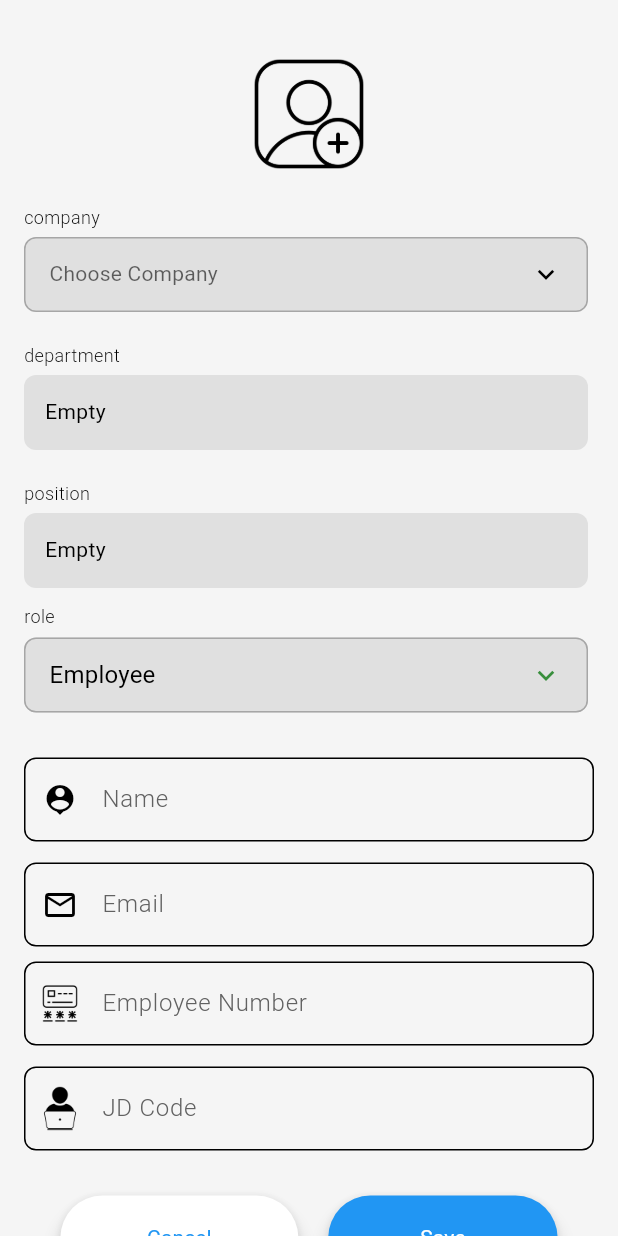
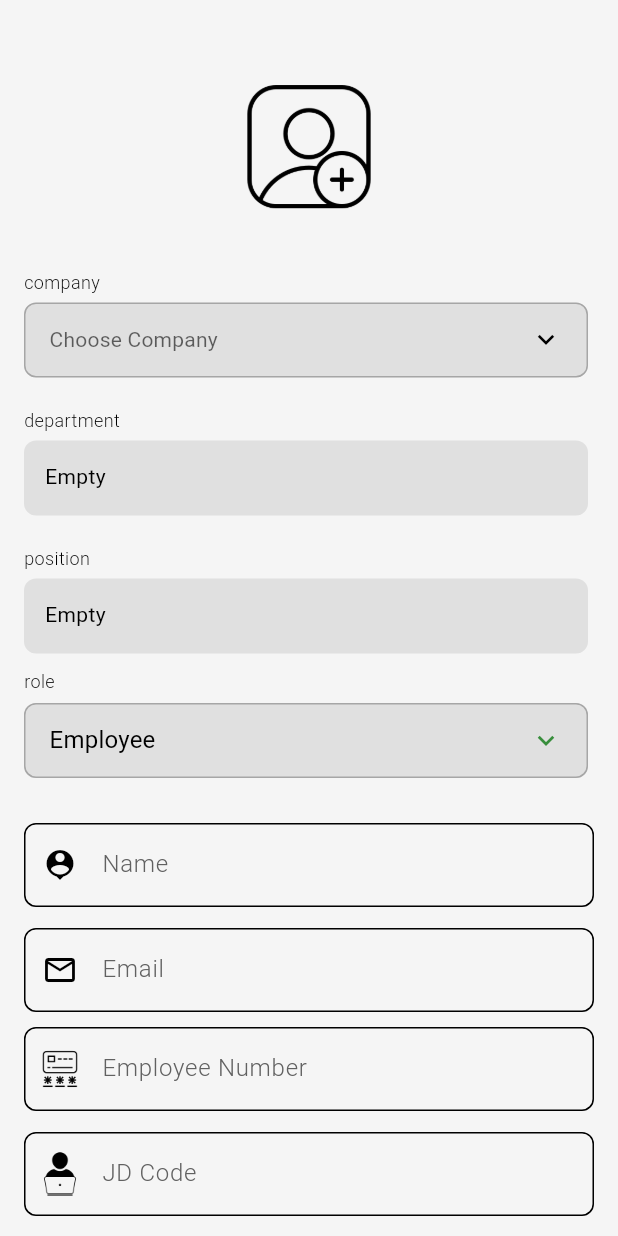
Before and after one commit to AsiaBrightway/UMCCC-Directory, a Flutter app: the AddEmployeePage screen opened directly, after a tap on "OK", on a phone screen of 412 x 824 dp. Run offline on Flutter 3.47's test engine with Material 3 defaults, Android fonts, the phone set to English and light mode, and no system bars; drawn by our look-alikes of dropdown_button2; our stand-ins replace dio, flutter_image_compress, image_picker, retrofit, rxdart, shared_preferences and 1 more; accounts and stored records are empty; generated files the repository leaves out were written again; network calls fail.

Commit message:
adjust ui

```diff
--- a/lib/ui/fragment/graduate_fragment.dart
+++ b/lib/ui/fragment/graduate_fragment.dart
@@ -68,7 +68,7 @@ class _GraduateFragmentState extends State<GraduateFragment> {
     addRequest.id = 0;
     addRequest.employeeId = widget.userId;
     _model.addGraduate(_token, request).then((onValue){
-      showScaffoldMessage(context, onValue?.message ?? "Successfully added");
+      showSuccessScaffold(context, onValue?.message ?? "Successfully added");
       _onRefresh();
     }).catchError((onError){
       showErrorDialog(context, onError.toString());
@@ -77,7 +77,7 @@ class _GraduateFragmentState extends State<GraduateFragment> {
 
   void _onUpdate(AddGraduateRequest updatedRequest){
     _model.updateGraduate(_token, updatedRequest.id!, updatedRequest).then((onValue){
-      showScaffoldMessage(context, onValue?.message ?? "Successfully added");
+      showSuccessScaffold(context, onValue?.message ?? "Successfully added");
       _onRefresh();
     }).catchError((onError){
       showErrorDialog(context, onError.toString());
--- a/lib/ui/fragment/language_fragment.dart
+++ b/lib/ui/fragment/language_fragment.dart
@@ -35,7 +35,7 @@ class _LanguageFragmentState extends State<LanguageFragment> {
     language.id = 0;
     language.employeeId = widget.userId;
     _model.addLanguage(_token, language).then((onValue){
-      showScaffoldMessage(context, onValue?.message ?? "Successfully Added");
+      showSuccessScaffold(context, onValue?.message ?? "Successfully Added");
       _onRefresh();
     }).catchError((onError){
       showErrorDialog(context, onError.toString());
@@ -92,7 +92,7 @@ class _LanguageFragmentState extends State<LanguageFragment> {
 
   void _onUpdate(AddLanguageRequest updatedLanguage){
     _model.updateLanguage(_token,updatedLanguage.id!, updatedLanguage).then((onValue){
-      showScaffoldMessage(context, onValue?.message ?? "Language Update is successful");
+      showSuccessScaffold(context, onValue?.message ?? "Language Update is successful");
       _onRefresh();
     }).catchError((onError){
       showErrorDialog(context, onError.toString());
--- a/lib/ui/fragment/school_fragment.dart
+++ b/lib/ui/fragment/school_fragment.dart
@@ -55,7 +55,7 @@ class _SchoolFragmentState extends State<SchoolFragment> {
     addRequest.employeeId = widget.userId;
     _model.addSchool(_token, addRequest).then((onValue){
       _onRefresh();
-      showScaffoldMessage(context, onValue?.message ?? "Successfully added");
+      showSuccessScaffold(context, onValue?.message ?? "Successfully added");
     }).catchError((onError){
       showErrorDialog(context, onError.toString());
     });
@@ -64,7 +64,7 @@ class _SchoolFragmentState extends State<SchoolFragment> {
   void _onUpdate(AddSchoolRequest updatedSchool){
     _model.updateSchool(_token, updatedSchool.id!, updatedSchool).then((onValue){
       _onRefresh();
-      showScaffoldMessage(context, onValue?.message ?? "Successfully updated");
+      showSuccessScaffold(context, onValue?.message ?? "Successfully updated");
     }).catchError((onError){
       showErrorDialog(context, onError.toString());
     });
--- a/lib/ui/fragment/training_fragment.dart
+++ b/lib/ui/fragment/training_fragment.dart
@@ -65,7 +65,7 @@ class _TrainingFragmentState extends State<TrainingFragment> {
 
   void _onUpdate(AddTrainingRequest updatedTraining){
     _model.updateTraining(_token, updatedTraining.id!, updatedTraining).then((onValue){
-      showScaffoldMessage(context, onValue?.message ?? 'Update');
+      showSuccessScaffold(context, onValue?.message ?? 'Update');
       _onRefresh();
     }).catchError((onError){
       showErrorDialog(context, onError.toString());
@@ -109,7 +109,7 @@ class _TrainingFragmentState extends State<TrainingFragment> {
     request.employeeId = widget.userId;
     _model.addTraining(_token, request).then((onValue){
       _onRefresh();
-      showScaffoldMessage(context, onValue?.message ?? "Successful");
+      showSuccessScaffold(context, onValue?.message ?? "Successful");
     }).catchError((onError){
       showErrorDialog(context, onError.toString());
     });
--- a/lib/ui/pages/add_employee_page.dart
+++ b/lib/ui/pages/add_employee_page.dart
@@ -46,6 +46,7 @@ class _AddEmployeePageState extends State<AddEmployeePage> {
   String? _selectedCompany;
   String? _selectedPosition;
   String? _emailErrorText;
+  String? _nameErrorText;
   String companyName = 'Loading..';
   String departmentName = 'Loading..';
   String positionName = 'Loading..';
@@ -229,15 +230,15 @@ class _AddEmployeePageState extends State<AddEmployeePage> {
                                   borderRadius: BorderRadius.circular(16),
                                   child: Image.network(
                                     imageUrlForProfile,
-                                    width: 90,
-                                    height: 96,
+                                    width: MediaQuery.of(context).size.width * 0.22,
+                                    height: MediaQuery.of(context).size.height * 0.15,
                                     fit: BoxFit.cover,
                                     errorBuilder: (context, error, stackTrace) {
                                       return Image.asset(
                                         'lib/icons/add_photo.png',
-                                        width: 80,
-                                        height: 80,
-                                        fit: BoxFit.cover,
+                                        width: MediaQuery.of(context).size.width * 0.22,
+                                        height: MediaQuery.of(context).size.height * 0.15,
+                                        fit: BoxFit.contain,
                                         color: Theme.of(context)
                                             .colorScheme
                                             .onSurface,
@@ -260,11 +261,16 @@ class _AddEmployeePageState extends State<AddEmployeePage> {
                                   borderRadius: BorderRadius.circular(16),
                                   child: Image.file(
                                     _image!,
-                                    width: 90,
-                                    height: 90,
+                                    width: MediaQuery.of(context).size.width * 0.22,
+                                    height: MediaQuery.of(context).size.height * 0.15,
                                     fit: BoxFit.cover,
                                     errorBuilder: (BuildContext context, Object error, StackTrace? stackTrace) {
-                                      return const Center(child: SizedBox(height: 90,width: 90,child: CircularProgressIndicator(color: Colors.blue)));
+                                      return const Center(
+                                          child: SizedBox(
+                                              height: 90,
+                                              width: 90,
+                                              child: CircularProgressIndicator(color: Colors.blue))
+                                      );
                                     },
                                   )))
                   ),
@@ -280,6 +286,7 @@ class _AddEmployeePageState extends State<AddEmployeePage> {
                   decoration: InputDecoration(
                     floatingLabelStyle: const TextStyle(color: Colors.blue),
                     prefixIcon: const Icon(Icons.person_pin),
+                    errorText: _nameErrorText,
                     labelStyle: TextStyle(color: Colors.grey[700],fontFamily:'Roboto',fontWeight: FontWeight.w300),
                     labelText: 'Name',
                     border: OutlineInputBorder(
@@ -772,21 +779,34 @@ class _AddEmployeePageState extends State<AddEmployeePage> {
 
   bool validateInput() {
     if(widget.isAdd){
-      if(_emailController.text.toString().isEmpty){
+      if(_emailController.text.toString().isEmpty ){
         setState(() {
           _emailErrorText = "Email is required";
         });
         return false;
-      }else{
+      }else if(!RegExp(r'^[^@]+@[^@]+\.[^@]+').hasMatch(_emailController.text.toString())){
+        setState(() {
+          _emailErrorText = "Email format is invalid";
+        });
+        return false;
+      }
+        else {
         setState(() {
           _emailErrorText = null;
         });
       }
     }
     if(_userNameController.text.isEmpty){
-      showErrorDialog(context, 'Name is required');
+      setState(() {
+        _nameErrorText = "Name is require";
+      });
       return false;
+    }else{
+      setState(() {
+        _emailErrorText = null;
+      });
     }
+
     if(companyId == 0){
       showErrorDialog(context, 'Check your company');
       return false;
--- a/lib/ui/pages/education_page.dart
+++ b/lib/ui/pages/education_page.dart
@@ -42,9 +42,10 @@ class _EducationPageState extends State<EducationPage> with SingleTickerProvider
           labelColor: Colors.white,
           tabs: const [
             Tab(text: 'School'),
+
             Tab(text: 'Graduate'),
             Tab(text: 'Training'),
-            Tab(text: 'Language',)
+            Tab(text: 'Language')
           ],
         ),
       ),
--- a/lib/ui/pages/home_page.dart
+++ b/lib/ui/pages/home_page.dart
@@ -169,7 +169,8 @@ class _HomePageState extends State<HomePage> {
                   )
               ),
               const SizedBox(width: 16,),
-              Column(
+              Flexible(
+                child: Column(
                   mainAxisAlignment: MainAxisAlignment.center,
                   crossAxisAlignment: CrossAxisAlignment.start,
                   children: [
@@ -180,6 +181,7 @@ class _HomePageState extends State<HomePage> {
                     const SizedBox(height: 10),
                     Text(companies.address!)
                   ],
+                ),
               )
             ],
           ),
--- a/lib/ui/pages/search_page.dart
+++ b/lib/ui/pages/search_page.dart
@@ -178,7 +178,7 @@ class _SearchPageState extends State<SearchPage> {
                   )),
                   const SizedBox(height: 8),
                   Text(
-                      employee.companyName!,
+                      employee.companyName ?? "empty company",
                       style: const TextStyle(
                           fontFamily: 'Ubuntu',
                           fontWeight: FontWeight.w300
@@ -186,7 +186,7 @@ class _SearchPageState extends State<SearchPage> {
                   ),
                   const SizedBox(height: 8),
                   Text(
-                      employee.departmentName!,
+                      employee.departmentName ?? "empty dept",
                       style: const TextStyle(
                         fontSize: 12,
                         fontFamily: 'Roboto',
```
Also changed, not shown: lib/ui/pages/company_details_page.dart (+6 -3 lines), lib/ui/pages/employee_profile_page.dart (+4 -4 lines), lib/icons/discipline.png (added). Lines whose indentation alone changed are shown as unchanged.
